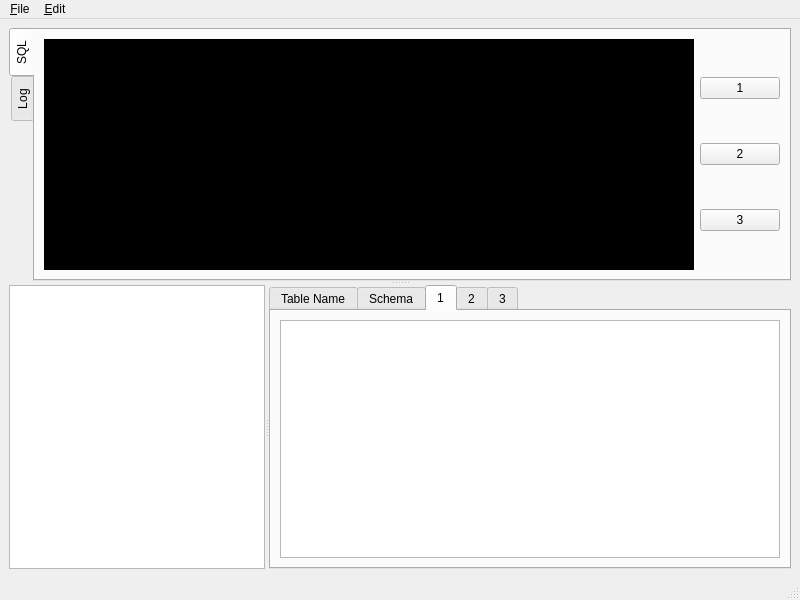
Before: the Qt Designer form database_dossier/ui/main_window.ui in nshiell/database-dossier, drawn with Qt 5.
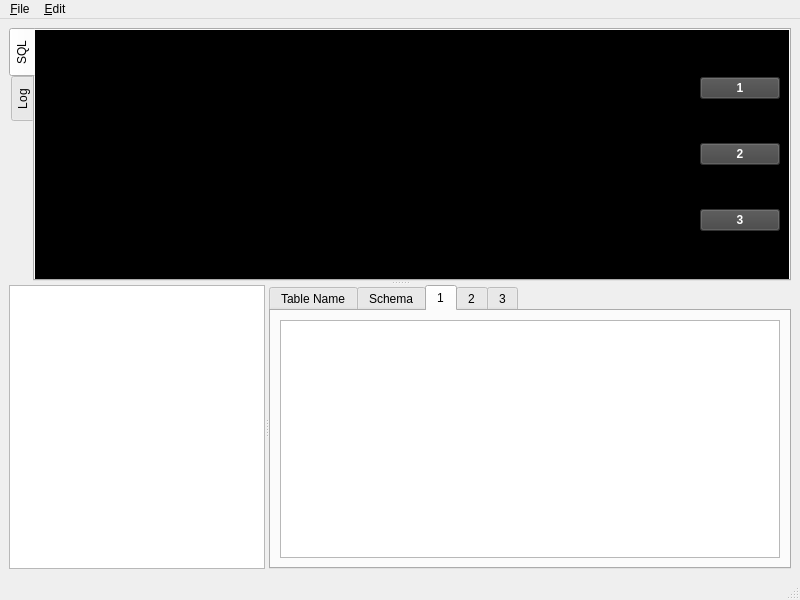
After: the same form once the commit is applied. The open tabs and pages were chosen to show the change. Icons and pictures are not drawn.

```diff
--- a/database_dossier/ui/main_window.ui
+++ b/database_dossier/ui/main_window.ui
@@ -31,6 +31,9 @@
         <number>0</number>
        </property>
        <widget class="QWidget" name="tab">
+        <property name="styleSheet">
+         <string notr="true">background-color: black</string>
+        </property>
         <attribute name="title">
          <string>SQL</string>
         </attribute>
@@ -59,6 +62,12 @@
             <layout class="QVBoxLayout" name="verticalLayout_3">
              <item>
               <widget class="QPushButton" name="execute_1">
+               <property name="autoFillBackground">
+                <bool>false</bool>
+               </property>
+               <property name="styleSheet">
+                <string notr="true">color: white; background-color: #444444; font-weight: bold</string>
+               </property>
                <property name="text">
                 <string>1</string>
                </property>
@@ -69,6 +78,9 @@
              </item>
              <item>
               <widget class="QPushButton" name="execute_2">
+               <property name="styleSheet">
+                <string notr="true">color: white; background-color: #444444; font-weight: bold</string>
+               </property>
                <property name="text">
                 <string>2</string>
                </property>
@@ -79,6 +91,9 @@
              </item>
              <item>
               <widget class="QPushButton" name="execute_3">
+               <property name="styleSheet">
+                <string notr="true">color: white; background-color: #444444; font-weight: bold</string>
+               </property>
                <property name="text">
                 <string>3</string>
                </property>
```
Left out of the diff: 20 changed lines with no effect on the pictures.
